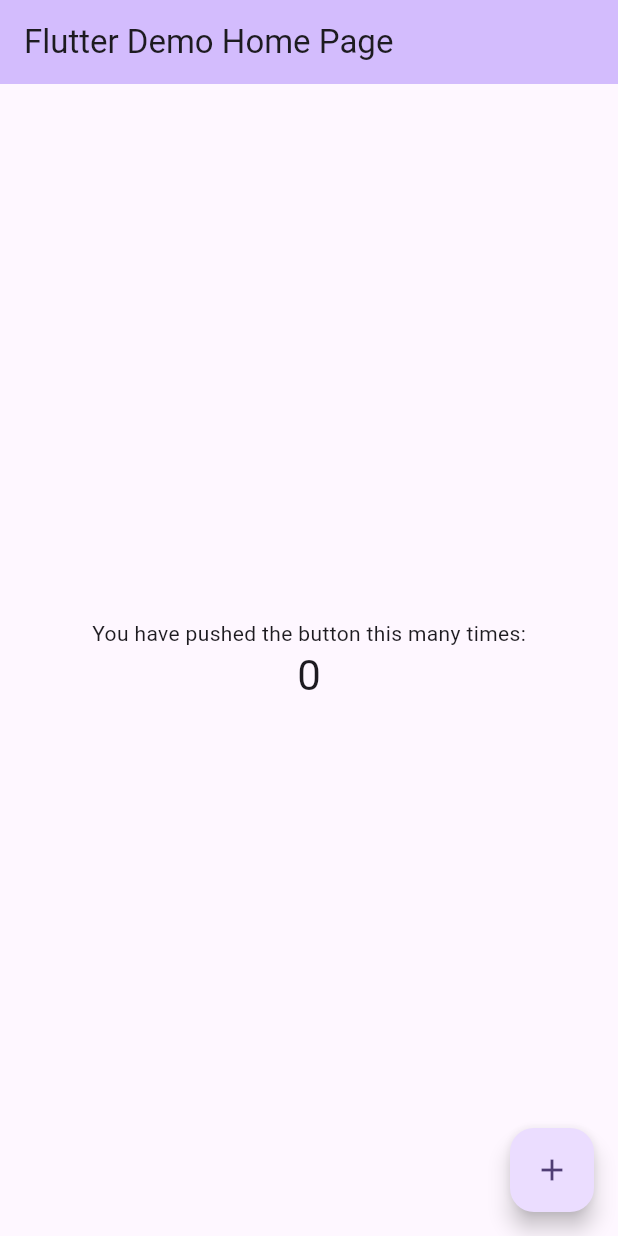
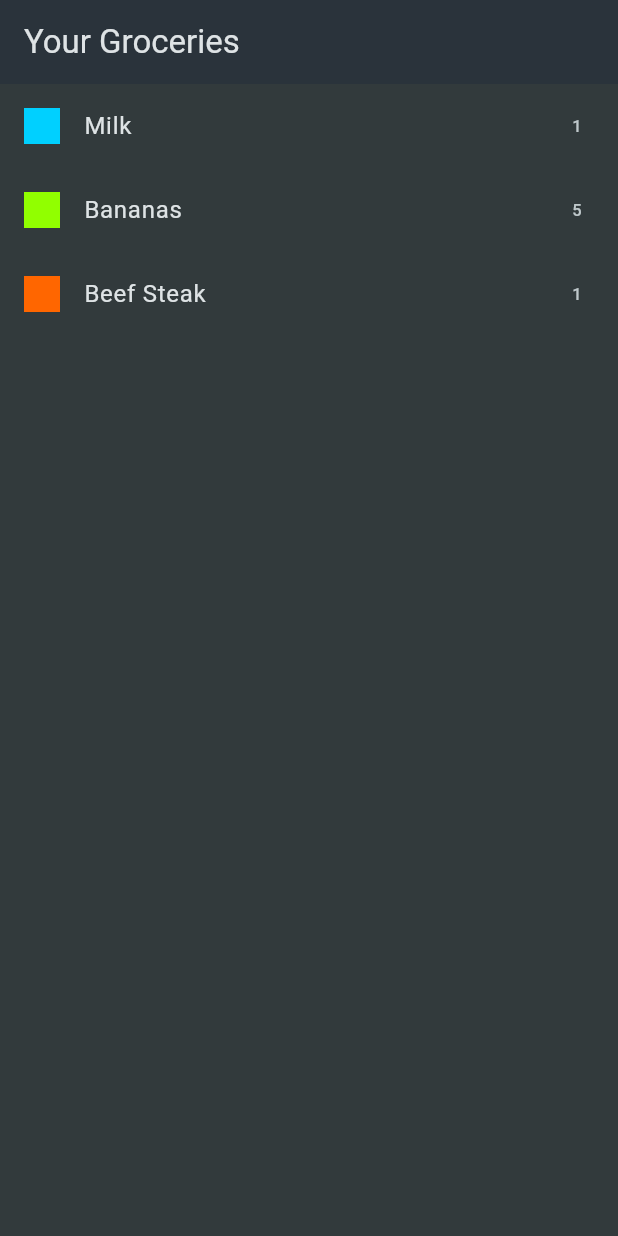
Before and after one commit to DINESH-JUMANI/Flutter-Projects, a Flutter app: the screen it shows after launch, on a phone screen of 412 x 824 dp. Run offline on Flutter 3.47's test engine with Material 3 defaults, Android fonts, the phone set to English and light mode, and no system bars; our stand-ins replace flutter_riverpod, google_fonts, transparent_image.

Commit message:
Added grocery List file

```diff
--- a/Advance Projects/shopping_list/lib/main.dart
+++ b/Advance Projects/shopping_list/lib/main.dart
@@ -1,4 +1,5 @@
 import 'package:flutter/material.dart';
+import 'package:shopping_list/widgets/grocery_list.dart';
 
 void main() {
   runApp(const MyApp());
@@ -6,120 +7,19 @@
 
 class MyApp extends StatelessWidget {
   const MyApp({super.key});
-
-  // This widget is the root of your application.
   @override
   Widget build(BuildContext context) {
     return MaterialApp(
-      title: 'Flutter Demo',
-      theme: ThemeData(
-        // This is the theme of your application.
-        //
-        // TRY THIS: Try running your application with "flutter run". You'll see
-        // the application has a purple toolbar. Then, without quitting the app,
-        // try changing the seedColor in the colorScheme below to Colors.green
-        // and then invoke "hot reload" (save your changes or press the "hot
-        // reload" button in a Flutter-supported IDE, or press "r" if you used
-        // the command line to start the app).
-        //
-        // Notice that the counter didn't reset back to zero; the application
-        // state is not lost during the reload. To reset the state, use hot
-        // restart instead.
-        //
-        // This works for code too, not just values: Most code changes can be
-        // tested with just a hot reload.
-        colorScheme: ColorScheme.fromSeed(seedColor: Colors.deepPurple),
-        useMaterial3: true,
+      title: 'Flutter Groceries',
+      theme: ThemeData.dark().copyWith(
+        colorScheme: ColorScheme.fromSeed(
+          seedColor: const Color.fromARGB(255, 147, 229, 250),
+          brightness: Brightness.dark,
+          surface: const Color.fromARGB(255, 42, 51, 59),
+        ),
+        scaffoldBackgroundColor: const Color.fromARGB(255, 50, 58, 60),
       ),
-      home: const MyHomePage(title: 'Flutter Demo Home Page'),
+      home: const GroceryList(),
     );
   }
 }
-
-class MyHomePage extends StatefulWidget {
-  const MyHomePage({super.key, required this.title});
-
-  // This widget is the home page of your application. It is stateful, meaning
-  // that it has a State object (defined below) that contains fields that affect
-  // how it looks.
-
-  // This class is the configuration for the state. It holds the values (in this
-  // case the title) provided by the parent (in this case the App widget) and
-  // used by the build method of the State. Fields in a Widget subclass are
-  // always marked "final".
-
-  final String title;
-
-  @override
-  State<MyHomePage> createState() => _MyHomePageState();
-}
-
-class _MyHomePageState extends State<MyHomePage> {
-  int _counter = 0;
-
-  void _incrementCounter() {
-    setState(() {
-      // This call to setState tells the Flutter framework that something has
-      // changed in this State, which causes it to rerun the build method below
-      // so that the display can reflect the updated values. If we changed
-      // _counter without calling setState(), then the build method would not be
-      // called again, and so nothing would appear to happen.
-      _counter++;
-    });
-  }
-
-  @override
-  Widget build(BuildContext context) {
-    // This method is rerun every time setState is called, for instance as done
-    // by the _incrementCounter method above.
-    //
-    // The Flutter framework has been optimized to make rerunning build methods
-    // fast, so that you can just rebuild anything that needs updating rather
-    // than having to individually change instances of widgets.
-    return Scaffold(
-      appBar: AppBar(
-        // TRY THIS: Try changing the color here to a specific color (to
-        // Colors.amber, perhaps?) and trigger a hot reload to see the AppBar
-        // change color while the other colors stay the same.
-        backgroundColor: Theme.of(context).colorScheme.inversePrimary,
-        // Here we take the value from the MyHomePage object that was created by
-        // the App.build method, and use it to set our appbar title.
-        title: Text(widget.title),
-      ),
-      body: Center(
-        // Center is a layout widget. It takes a single child and positions it
-        // in the middle of the parent.
-        child: Column(
-          // Column is also a layout widget. It takes a list of children and
-          // arranges them vertically. By default, it sizes itself to fit its
-          // children horizontally, and tries to be as tall as its parent.
-          //
-          // Column has various properties to control how it sizes itself and
-          // how it positions its children. Here we use mainAxisAlignment to
-          // center the children vertically; the main axis here is the vertical
-          // axis because Columns are vertical (the cross axis would be
-          // horizontal).
-          //
-          // TRY THIS: Invoke "debug painting" (choose the "Toggle Debug Paint"
-          // action in the IDE, or press "p" in the console), to see the
-          // wireframe for each widget.
-          mainAxisAlignment: MainAxisAlignment.center,
-          children: <Widget>[
-            const Text(
-              'You have pushed the button this many times:',
-            ),
-            Text(
-              '$_counter',
-              style: Theme.of(context).textTheme.headlineMedium,
-            ),
-          ],
-        ),
-      ),
-      floatingActionButton: FloatingActionButton(
-        onPressed: _incrementCounter,
-        tooltip: 'Increment',
-        child: const Icon(Icons.add),
-      ), // This trailing comma makes auto-formatting nicer for build methods.
-    );
-  }
-}
--- /dev/null
+++ b/Advance Projects/shopping_list/lib/widgets/grocery_list.dart
@@ -0,0 +1,27 @@
+import 'package:flutter/material.dart';
+import 'package:shopping_list/data/dummy_items.dart';
+
+class GroceryList extends StatelessWidget {
+  const GroceryList({super.key});
+
+  @override
+  Widget build(BuildContext context) {
+    return Scaffold(
+      appBar: AppBar(
+        title: const Text('Your Groceries'),
+      ),
+      body: ListView.builder(
+        itemCount: groceryItems.length,
+        itemBuilder: (ctx, index) => ListTile(
+          title: Text(groceryItems[index].name),
+          leading: Container(
+            width: 24,
+            height: 24,
+            color: groceryItems[index].category.color,
+          ),
+          trailing: Text(groceryItems[index].quantity.toString()),
+        ),
+      ),
+    );
+  }
+}
```
